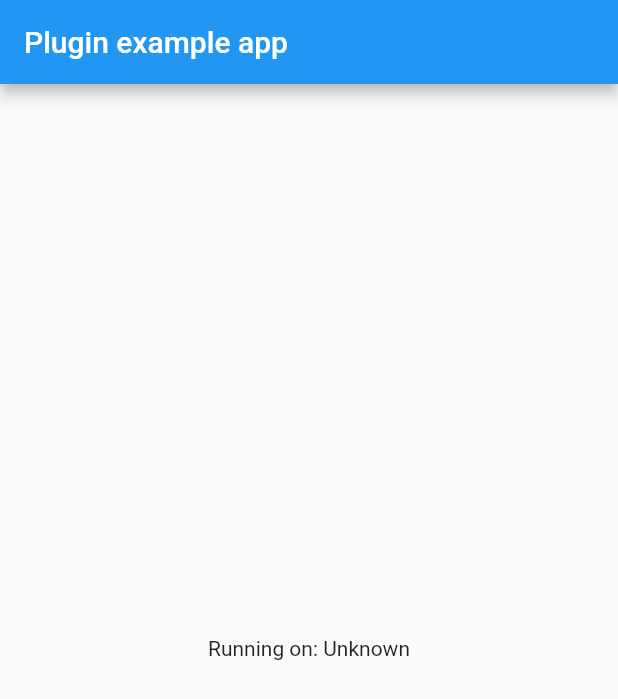
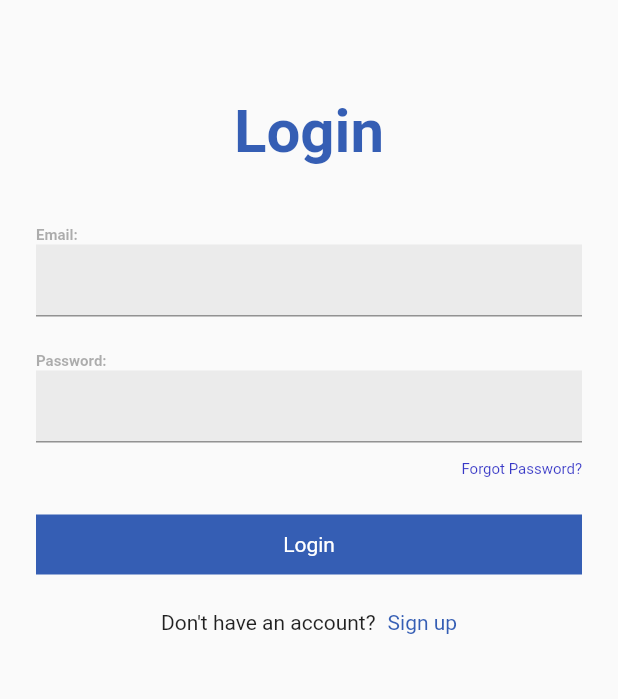
Before and after one commit to mohammadAtaullahBD/tracker_flutter, a Flutter app: the screen it shows after launch, on a phone screen of 412 x 824 dp. Shown: the top 699 px of the screen. Run offline on Flutter 3.47's test engine with Material 2 defaults, Android fonts, the light colour scheme and no system bars.

Commit message:
Fresh flutter app

```diff
--- a/lib/main.dart
+++ b/lib/main.dart
@@ -1,95 +1,11 @@
-// import 'package:flutter/material.dart';
+import 'package:flutter/material.dart';
+import 'package:treacker/view/login.dart';
 
-// void main() {
-//   runApp(MaterialApp(
-//     title: "Tracker",
-//     home: Scaffold(
-//       appBar: AppBar(
-//         title: const Text("Geofencing"),
-//       ),
-//     ),
-//   ));
-// }
-
-import 'dart:isolate';
-import 'dart:ui';
-
-import 'package:flutter/material.dart';
-import 'dart:async';
-
-import 'package:flutter/services.dart';
-import 'package:geofence/geofence.dart';
-import 'package:geofence/geofence_event.dart';
-import 'package:geofence/geofence_region.dart';
-import 'package:geofence/location.dart';
-
-void main() => runApp(new MyApp());
-
-class MyApp extends StatefulWidget {
-  @override
-  _MyAppState createState() => new _MyAppState();
+void main() {
+  runApp(
+    MaterialApp(
+      title: "Tracker",
+      home: Login(),
+    ),
+  );
 }
-
-class _MyAppState extends State<MyApp> {
-  String _platformVersion = 'Unknown';
-
-  @override
-  void initState() {
-    super.initState();
-    // initPlatformState();
-    initGeofence();
-  }
-
-  static void callback(Location l, GeofenceEvent e) async {
-    print('Location $l Event: $e');
-    final SendPort? send =
-        IsolateNameServer.lookupPortByName('geofencing_send_port');
-    send?.send(e.toString());
-  }
-
-  Future<void> initGeofence() async {
-    try {
-      bool isInitialized = await Geofence.initialize();
-      print("Geofence plugin initialzed : $isInitialized");
-      var region = GeofenceRegion(Location(18.4825, 73.7973), 3000.00);
-      bool geofenceAdded = await Geofence.registerGeofence(region, callback);
-      //await Geofence.unRegisterGeofence();
-    } catch (e) {
-      print(e);
-    }
-  }
-
-  // Platform messages are asynchronous, so we initialize in an async method.
-  Future<void> initPlatformState() async {
-    String platformVersion;
-    // Platform messages may fail, so we use a try/catch PlatformException.
-    try {
-      platformVersion = await Geofence.platformVersion;
-    } on PlatformException {
-      platformVersion = 'Failed to get platform version.';
-    }
-
-    // If the widget was removed from the tree while the asynchronous platform
-    // message was in flight, we want to discard the reply rather than calling
-    // setState to update our non-existent appearance.
-    if (!mounted) return;
-
-    setState(() {
-      _platformVersion = platformVersion;
-    });
-  }
-
-  @override
-  Widget build(BuildContext context) {
-    return new MaterialApp(
-      home: new Scaffold(
-        appBar: new AppBar(
-          title: const Text('Plugin example app'),
-        ),
-        body: new Center(
-          child: new Text('Running on: $_platformVersion\n'),
-        ),
-      ),
-    );
-  }
-}
--- /dev/null
+++ b/lib/view/login.dart
@@ -0,0 +1,156 @@
+import 'package:flutter/material.dart';
+import 'package:treacker/view/manager_view/managing.dart';
+import 'package:treacker/view/working.dart';
+
+// ignore: must_be_immutable
+class Login extends StatelessWidget {
+  Login({super.key});
+  TextEditingController email = TextEditingController();
+  TextEditingController password = TextEditingController();
+  @override
+  Widget build(BuildContext context) {
+    return Scaffold(
+      body: Padding(
+        padding: const EdgeInsets.all(24.0),
+        child: ListView(
+          children: [
+            // Login logo
+            const Padding(
+              padding: EdgeInsets.all(40.0),
+              child: Text(
+                "Login",
+                style: TextStyle(
+                    color: Color.fromRGBO(4, 55, 163, 0.8),
+                    fontWeight: FontWeight.bold,
+                    fontSize: 40.0),
+                textAlign: TextAlign.center,
+              ),
+            ),
+            // form
+            Column(
+              crossAxisAlignment: CrossAxisAlignment.start,
+              children: [
+                const Text(
+                  "Email:",
+                  style: TextStyle(
+                      color: Color.fromRGBO(94, 94, 94, 0.5),
+                      fontWeight: FontWeight.bold,
+                      fontSize: 10.0),
+                  textAlign: TextAlign.start,
+                ),
+                Container(
+                  color: const Color.fromRGBO(173, 173, 173, 0.2),
+                  child: TextField(
+                    keyboardType: TextInputType.emailAddress,
+                    controller: email,
+                    style: const TextStyle(
+                      decoration: TextDecoration.none,
+                      fontSize: 20.0,
+                    ),
+                  ),
+                )
+              ],
+            ),
+            Padding(
+              padding: const EdgeInsets.only(top: 24.0),
+              child: Column(
+                crossAxisAlignment: CrossAxisAlignment.start,
+                children: [
+                  const Text(
+                    "Password:",
+                    style: TextStyle(
+                        color: Color.fromRGBO(94, 94, 94, 0.5),
+                        fontWeight: FontWeight.bold,
+                        fontSize: 10.0),
+                  ),
+                  Container(
+                    color: const Color.fromRGBO(173, 173, 173, 0.2),
+                    child: TextField(
+                      controller: password,
+                      keyboardType: TextInputType.visiblePassword,
+                    ),
+                  )
+                ],
+              ),
+            ),
+            Padding(
+              padding: const EdgeInsets.only(top: 12.0, bottom: 12.0),
+              child: Row(
+                mainAxisAlignment: MainAxisAlignment.end,
+                children: [
+                  InkWell(
+                    onTap: () {
+                      Navigator.push(
+                        context,
+                        MaterialPageRoute(
+                            builder: (context) => const Working()),
+                      );
+                    },
+                    child: const Text(
+                      "Forgot Password?",
+                      style: TextStyle(
+                          color: Color.fromRGBO(7, 7, 185, 0.8),
+                          fontSize: 10.0),
+                    ),
+                  ),
+                ],
+              ),
+            ),
+            Padding(
+              padding: const EdgeInsets.only(top: 12.0, bottom: 12.0),
+              child: InkWell(
+                onTap: () {
+                  if(email.value.text=="ataullah@gmail.com"&&password.value.text=="123"){
+                    Navigator.push(context, MaterialPageRoute(builder: (context)=> const Managing()));
+                  }else{
+                    print("${email.value.text} and ${password.value.text}");
+                  }
+                },
+                child: Container(
+                  alignment: Alignment.center,
+                  color: const Color.fromRGBO(4, 55, 163, 0.8),
+                  child: const Padding(
+                    padding: EdgeInsets.only(top: 12.0, bottom: 12.0),
+                    child: Text(
+                      "Login",
+                      style: TextStyle(
+                        color: Color.fromRGBO(255, 255, 255, 1.0),
+                      ),
+                    ),
+                  ),
+                ),
+              ),
+            ),
+            Padding(
+              padding: const EdgeInsets.only(top: 12.0),
+              child: Row(
+                mainAxisAlignment: MainAxisAlignment.center,
+                children: [
+                  const Text("Don't have an account?"),
+                  InkWell(
+                    onTap: () {
+                      Navigator.push(
+                        context,
+                        MaterialPageRoute(
+                            builder: (context) => const Working()),
+                      );
+                    },
+                    child: const Padding(
+                      padding: EdgeInsets.only(left: 8.0),
+                      child: Text(
+                        "Sign up",
+                        style: TextStyle(
+                          color: Color.fromRGBO(4, 55, 163, 0.8),
+                        ),
+                      ),
+                    ),
+                  )
+                ],
+              ),
+            )
+          ],
+        ),
+      ),
+    );
+  }
+}
```
Also changed, not shown: lib/utilities/manager.dart (added, +13 -0 lines), lib/utilities/service_provider.dart (added, +13 -0 lines), lib/utilities/user.dart (added, +14 -0 lines), lib/view/manager_view/managing.dart (added, +15 -0 lines), lib/view/working.dart (added, +34 -0 lines), pubspec.yaml (+69 -2 lines), pubspec.lock, 4 other files.
